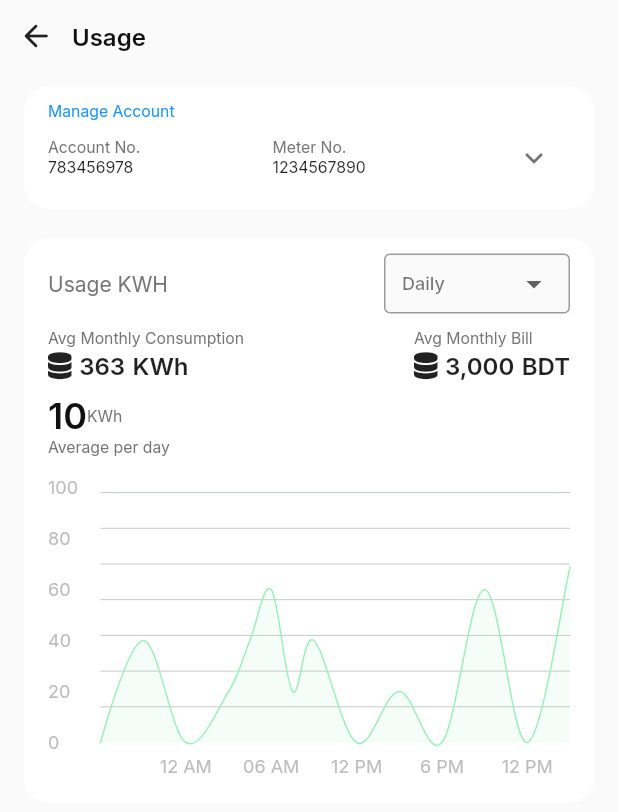
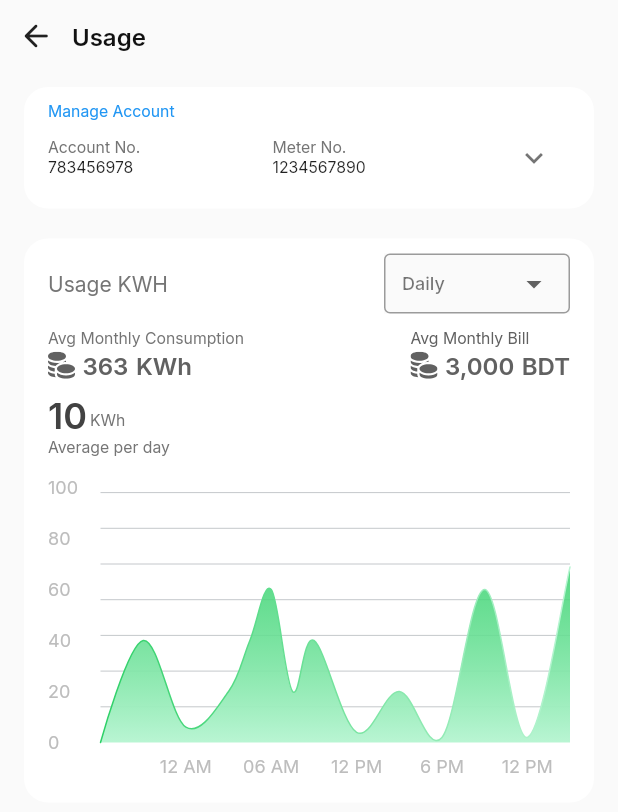
Before and after one commit to CPAD-Gazipur/b_pay, a Flutter app: the UsageScreen screen opened directly, on a phone screen of 412 x 824 dp. Shown: the top 812 px of the screen. Run offline on Flutter 3.47's test engine with Material 2 defaults, Android fonts, the phone set to English and light mode, and no system bars; drawn by our look-alikes of fl_chart; our stand-ins replace badges, flutter_svg, font_awesome_flutter, google_fonts; missing offline and left inert: mobile_scanner; network calls fail.

Commit message:
bPay: Notification Icon, Coin Icon

```diff
--- a/lib/ui/view/home/widgets/home_app_bar.dart
+++ b/lib/ui/view/home/widgets/home_app_bar.dart
@@ -1,5 +1,7 @@
+import 'package:b_pay/utils/utils.dart';
 import 'package:badges/badges.dart';
 import 'package:flutter/material.dart';
+import 'package:flutter_svg/flutter_svg.dart';
 
 class HomeAppBar extends StatelessWidget {
   const HomeAppBar({Key? key}) : super(key: key);
@@ -30,24 +32,26 @@ class HomeAppBar extends StatelessWidget {
           ),
           Container(
             padding: const EdgeInsets.symmetric(
-              horizontal: 6,
-              vertical: 5,
+              horizontal: 11,
+              vertical: 10,
             ),
             decoration: BoxDecoration(
               color: Colors.white,
-              borderRadius: BorderRadius.circular(10),
+              borderRadius: BorderRadius.circular(24),
             ),
             child: Badge(
               position: BadgePosition.topEnd(
-                top: -6,
-                end: -6,
+                top: -9,
+                end: -9,
               ),
               badgeStyle: const BadgeStyle(
-                padding: EdgeInsets.all(3),
+                padding: EdgeInsets.all(4),
               ),
-              child: const Icon(
-                Icons.notifications,
-                size: 18,
+              child: SvgPicture.asset(
+                ImageUtils.icNotification,
+                width: 18,
+                height: 18,
+                color: Colors.grey.shade800,
               ),
             ),
           ),
--- a/lib/ui/view/usage/usage_screen.dart
+++ b/lib/ui/view/usage/usage_screen.dart
@@ -1,9 +1,10 @@
 import 'package:b_pay/data/data.dart';
 import 'package:b_pay/providers/providers.dart';
 import 'package:b_pay/ui/widgets/widgets.dart';
+import 'package:b_pay/utils/utils.dart';
 import 'package:fl_chart/fl_chart.dart';
 import 'package:flutter/material.dart';
-import 'package:font_awesome_flutter/font_awesome_flutter.dart';
+import 'package:flutter_svg/flutter_svg.dart';
 import 'package:provider/provider.dart';
 
 class UsageScreen extends StatelessWidget {
@@ -165,10 +166,11 @@ class UsageScreen extends StatelessWidget {
                                   const SizedBox(height: 2),
                                   Row(
                                     children: [
-                                      const FaIcon(
-                                        FontAwesomeIcons.database,
-                                        color: Colors.black87,
-                                        size: 18,
+                                      SvgPicture.asset(
+                                        ImageUtils.icCoinSVG,
+                                        height: 18,
+                                        width: 18,
+                                        color: Colors.grey.shade700,
                                       ),
                                       const SizedBox(width: 5),
                                       Text(
@@ -177,7 +179,7 @@ class UsageScreen extends StatelessWidget {
                                             .textTheme
                                             .headline3
                                             ?.copyWith(
-                                              color: Colors.black87,
+                                              color: Colors.grey.shade700,
                                             ),
                                       ),
                                       const SizedBox(width: 5),
@@ -187,7 +189,7 @@ class UsageScreen extends StatelessWidget {
                                             .textTheme
                                             .headline3
                                             ?.copyWith(
-                                              color: Colors.black87,
+                                              color: Colors.grey.shade700,
                                             ),
                                       ),
                                     ],
@@ -199,16 +201,21 @@ class UsageScreen extends StatelessWidget {
                                 children: [
                                   Text(
                                     'Avg Monthly Bill',
-                                    style:
-                                        Theme.of(context).textTheme.headline6,
+                                    style: Theme.of(context)
+                                        .textTheme
+                                        .headline6
+                                        ?.copyWith(
+                                          color: Colors.grey.shade700,
+                                        ),
                                   ),
                                   const SizedBox(height: 2),
                                   Row(
                                     children: [
-                                      const FaIcon(
-                                        FontAwesomeIcons.database,
-                                        color: Colors.black87,
-                                        size: 18,
+                                      SvgPicture.asset(
+                                        ImageUtils.icCoinSVG,
+                                        height: 18,
+                                        width: 18,
+                                        color: Colors.grey.shade700,
                                       ),
                                       const SizedBox(width: 5),
                                       Text(
@@ -217,7 +224,7 @@ class UsageScreen extends StatelessWidget {
                                             .textTheme
                                             .headline3
                                             ?.copyWith(
-                                              color: Colors.black87,
+                                              color: Colors.grey.shade700,
                                             ),
                                       ),
                                       const SizedBox(width: 5),
@@ -227,7 +234,7 @@ class UsageScreen extends StatelessWidget {
                                             .textTheme
                                             .headline3
                                             ?.copyWith(
-                                              color: Colors.black87,
+                                              color: Colors.grey.shade700,
                                             ),
                                       ),
                                     ],
@@ -238,6 +245,7 @@ class UsageScreen extends StatelessWidget {
                           ),
                           const SizedBox(height: 10),
                           Row(
+                            crossAxisAlignment: CrossAxisAlignment.end,
                             children: [
                               Text(
                                 '10',
@@ -246,11 +254,18 @@ class UsageScreen extends StatelessWidget {
                                     .headline3
                                     ?.copyWith(
                                       fontSize: 24,
+                                      color: Colors.grey.shade800,
                                     ),
                               ),
-                              Text(
-                                'KWh',
-                                style: Theme.of(context).textTheme.headline6,
+                              Padding(
+                                padding: const EdgeInsets.only(
+                                  bottom: 5.0,
+                                  left: 2.0,
+                                ),
+                                child: Text(
+                                  'KWh',
+                                  style: Theme.of(context).textTheme.headline6,
+                                ),
                               ),
                             ],
                           ),
@@ -337,25 +352,25 @@ class UsageScreen extends StatelessWidget {
           spots: const [
             FlSpot(0, 0),
             FlSpot(1, 2),
-            FlSpot(2, 0),
+            FlSpot(2, 0.3),
             FlSpot(3, 1),
             FlSpot(3.5, 2),
             FlSpot(4, 3),
             FlSpot(4.5, 1),
             FlSpot(5, 2),
-            FlSpot(6, 0),
+            FlSpot(6, 0.2),
             FlSpot(7, 1),
-            FlSpot(8, 0),
+            FlSpot(8, 0.1),
             FlSpot(9, 3),
-            FlSpot(10, 0),
+            FlSpot(10, 0.1),
             FlSpot(11, 3.44),
           ],
           isCurved: true,
           gradient: LinearGradient(
             colors: [
-              ColorTween(begin: gradientColors[0], end: gradientColors[1])
+              ColorTween(begin: gradientColors[0], end: gradientColors[0])
                   .lerp(0.2)!,
-              ColorTween(begin: gradientColors[0], end: gradientColors[1])
+              ColorTween(begin: gradientColors[1], end: gradientColors[1])
                   .lerp(0.2)!,
             ],
           ),
@@ -367,13 +382,14 @@ class UsageScreen extends StatelessWidget {
           belowBarData: BarAreaData(
             show: true,
             gradient: LinearGradient(
+              begin: Alignment.topCenter,
+              end: Alignment.bottomCenter,
               colors: [
-                ColorTween(begin: gradientColors[0], end: gradientColors[1])
+                ColorTween(begin: gradientColors[0], end: gradientColors[0])
                     .lerp(0.2)!
-                    .withOpacity(0.1),
-                ColorTween(begin: gradientColors[0], end: gradientColors[1])
-                    .lerp(0.2)!
-                    .withOpacity(0.1),
+                    .withOpacity(0.8),
+                ColorTween(begin: gradientColors[1], end: gradientColors[1])
+                    .lerp(0.2)!,
               ],
             ),
           ),
@@ -451,6 +467,6 @@ class UsageScreen extends StatelessWidget {
 }
 
 List<Color> gradientColors = [
+  const Color(0xFF2ED067),
   const Color(0xFFB9F5D3),
-  const Color(0xFF2ED067),
 ];
--- a/lib/ui/widgets/balance_widget.dart
+++ b/lib/ui/widgets/balance_widget.dart
@@ -1,4 +1,6 @@
+import 'package:b_pay/utils/utils.dart';
 import 'package:flutter/material.dart';
+import 'package:flutter_svg/flutter_svg.dart';
 import 'package:font_awesome_flutter/font_awesome_flutter.dart';
 
 class BalanceWidget extends StatelessWidget {
@@ -33,12 +35,13 @@ class BalanceWidget extends StatelessWidget {
         const SizedBox(height: 5),
         Row(
           children: [
-            FaIcon(
-              FontAwesomeIcons.database,
+            SvgPicture.asset(
+              ImageUtils.icCoinSVG,
+              height: 18,
+              width: 18,
               color: balance > 0
                   ? Theme.of(context).primaryColor
                   : const Color(0xFFDF2528),
-              size: 18,
             ),
             const SizedBox(width: 5),
             Text(
--- a/lib/utils/image_utils.dart
+++ b/lib/utils/image_utils.dart
@@ -4,6 +4,8 @@ class ImageUtils {
   static String appLogo = '${_baseUrl}b_pay_logo.svg';
   static String scannerBG = '${_baseUrl}scanner.svg';
   static String appBanner = '${_baseUrl}banner.png';
+  static String icCoinSVG = '${_baseUrl}coins.svg';
+  static String icNotification = '${_baseUrl}notification.svg';
 
   /// BOTTOM NAV ICON
   static String icHome = '${_baseUrl}home.png';
```
Also changed, not shown: assets/images/coins.svg (added), assets/images/notification.svg (added).
